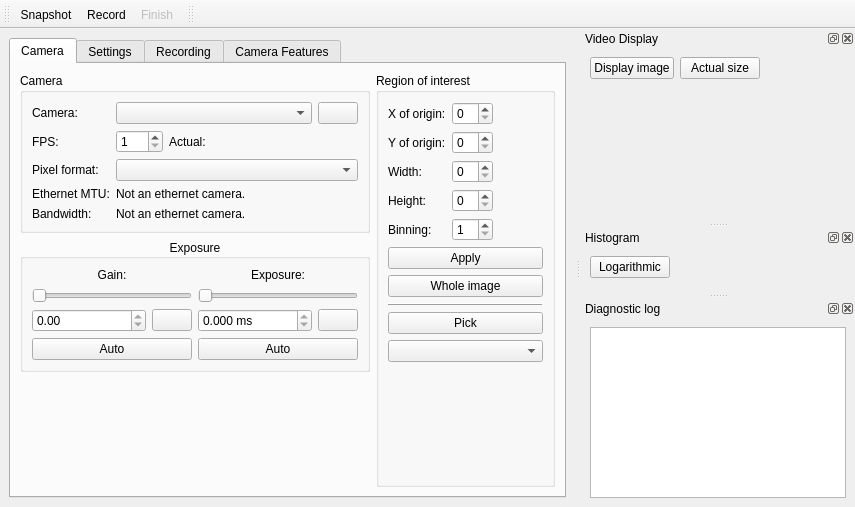
The window that src/mainwindow.ui (anselg/qarv) describes before a commit, drawn with Qt 5.
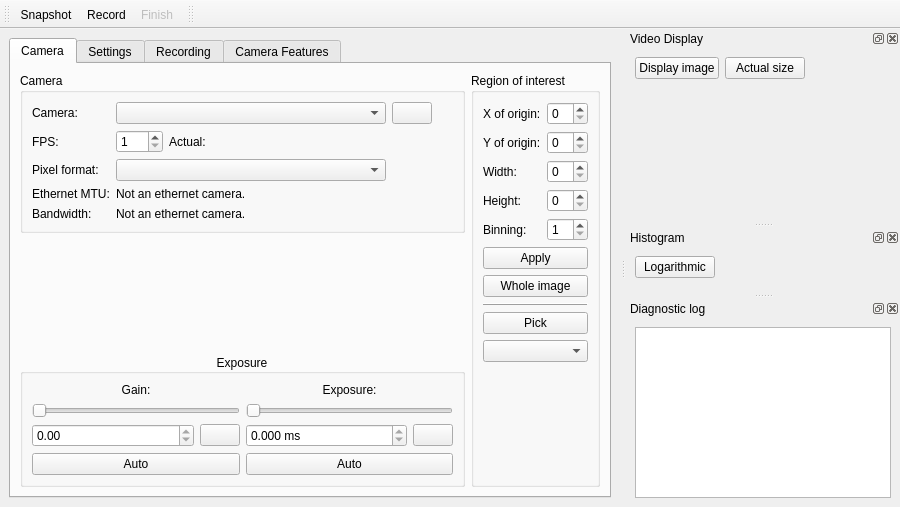
The same window after the commit. Icons and pictures are not drawn. Custom widgets are drawn as their Qt base class.

The edit to the form file:
```diff
--- a/src/mainwindow.ui
+++ b/src/mainwindow.ui
@@ -6,7 +6,7 @@
    <rect>
     <x>0</x>
     <y>0</y>
-    <width>855</width>
+    <width>900</width>
     <height>507</height>
    </rect>
   </property>
@@ -19,7 +19,7 @@
   </property>
   <widget class="QWidget" name="centralwidget">
    <layout class="QGridLayout" name="gridLayout_2">
-    <item row="2" column="0">
+    <item row="1" column="0">
      <widget class="QTabWidget" name="tabWidget">
       <property name="currentIndex">
        <number>0</number>
@@ -35,9 +35,15 @@
            <layout class="QVBoxLayout" name="verticalLayout_15">
             <item>
              <widget class="QGroupBox" name="cameraBox">
+              <property name="sizePolicy">
+               <sizepolicy hsizetype="Minimum" vsizetype="Minimum">
+                <horstretch>0</horstretch>
+                <verstretch>0</verstretch>
+               </sizepolicy>
+              </property>
               <property name="maximumSize">
                <size>
-                <width>350</width>
+                <width>16777215</width>
                 <height>16777215</height>
                </size>
               </property>
@@ -175,17 +181,30 @@
               </layout>
              </widget>
             </item>
+            <item>
+             <spacer name="verticalSpacer">
+              <property name="orientation">
+               <enum>Qt::Vertical</enum>
+              </property>
+              <property name="sizeHint" stdset="0">
+               <size>
+                <width>20</width>
+                <height>40</height>
+               </size>
+              </property>
+             </spacer>
+            </item>
             <item>
              <widget class="QGroupBox" name="Exposure">
               <property name="sizePolicy">
-               <sizepolicy hsizetype="Preferred" vsizetype="Fixed">
+               <sizepolicy hsizetype="Minimum" vsizetype="Minimum">
                 <horstretch>0</horstretch>
                 <verstretch>0</verstretch>
                </sizepolicy>
               </property>
               <property name="maximumSize">
                <size>
-                <width>350</width>
+                <width>16777215</width>
                 <height>16777215</height>
                </size>
               </property>
@@ -338,23 +357,16 @@
               </layout>
              </widget>
             </item>
-            <item>
-             <spacer name="verticalSpacer">
-              <property name="orientation">
-               <enum>Qt::Vertical</enum>
-              </property>
-              <property name="sizeHint" stdset="0">
-               <size>
-                <width>20</width>
-                <height>40</height>
-               </size>
-              </property>
-             </spacer>
-            </item>
            </layout>
           </item>
           <item>
            <widget class="QGroupBox" name="roiBox">
+            <property name="sizePolicy">
+             <sizepolicy hsizetype="Minimum" vsizetype="Minimum">
+              <horstretch>0</horstretch>
+              <verstretch>0</verstretch>
+             </sizepolicy>
+            </property>
             <property name="title">
              <string>Region of interest</string>
             </property>
@@ -1158,6 +1170,12 @@
    </layout>
   </widget>
   <widget class="QDockWidget" name="videodock">
+   <property name="sizePolicy">
+    <sizepolicy hsizetype="Expanding" vsizetype="Expanding">
+     <horstretch>1</horstretch>
+     <verstretch>0</verstretch>
+    </sizepolicy>
+   </property>
    <property name="windowTitle">
     <string>Video Display</string>
    </property>
@@ -1245,6 +1263,12 @@
    </widget>
   </widget>
   <widget class="QDockWidget" name="histogramdock">
+   <property name="sizePolicy">
+    <sizepolicy hsizetype="Preferred" vsizetype="Preferred">
+     <horstretch>1</horstretch>
+     <verstretch>0</verstretch>
+    </sizepolicy>
+   </property>
    <property name="windowTitle">
     <string>Histogram</string>
    </property>
@@ -1301,6 +1325,12 @@
    </widget>
   </widget>
   <widget class="QDockWidget" name="messageDock">
+   <property name="sizePolicy">
+    <sizepolicy hsizetype="Preferred" vsizetype="Preferred">
+     <horstretch>1</horstretch>
+     <verstretch>0</verstretch>
+    </sizepolicy>
+   </property>
    <property name="windowTitle">
     <string>Diagnostic log</string>
    </property>
```
Left out of the diff: 90 changed lines with no effect on the pictures.
